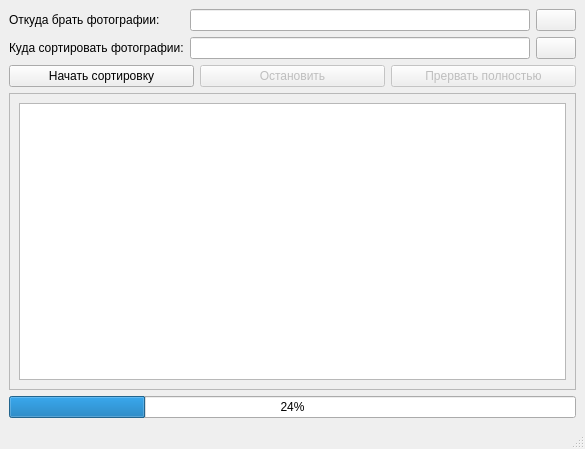
Qt form mainwindow.ui (vazzorina/SortPhoto) before a commit.
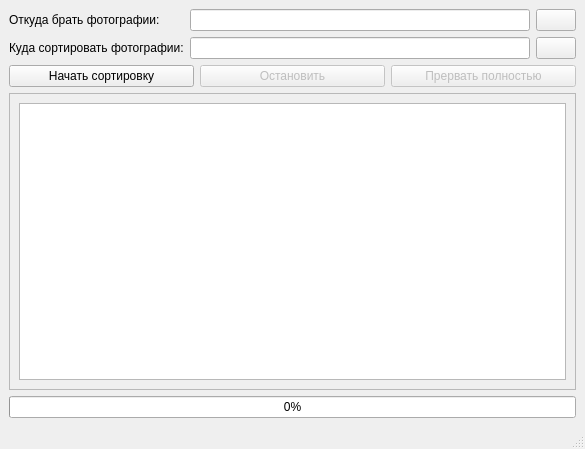
The same form after that commit. Icons and pictures are not drawn.

The edit to the form file:
```diff
--- a/mainwindow.ui
+++ b/mainwindow.ui
@@ -130,8 +130,11 @@
     </item>
     <item>
      <widget class="QProgressBar" name="progress_bar">
+      <property name="maximum">
+       <number>100</number>
+      </property>
       <property name="value">
-       <number>24</number>
+       <number>0</number>
       </property>
      </widget>
     </item>
```
